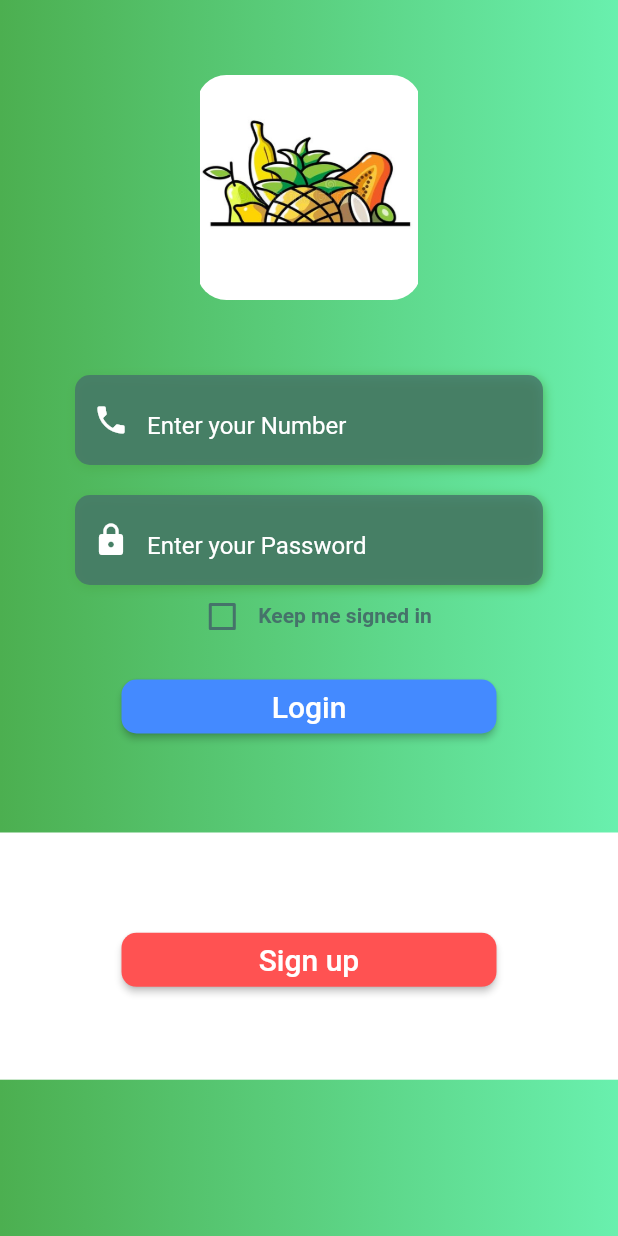
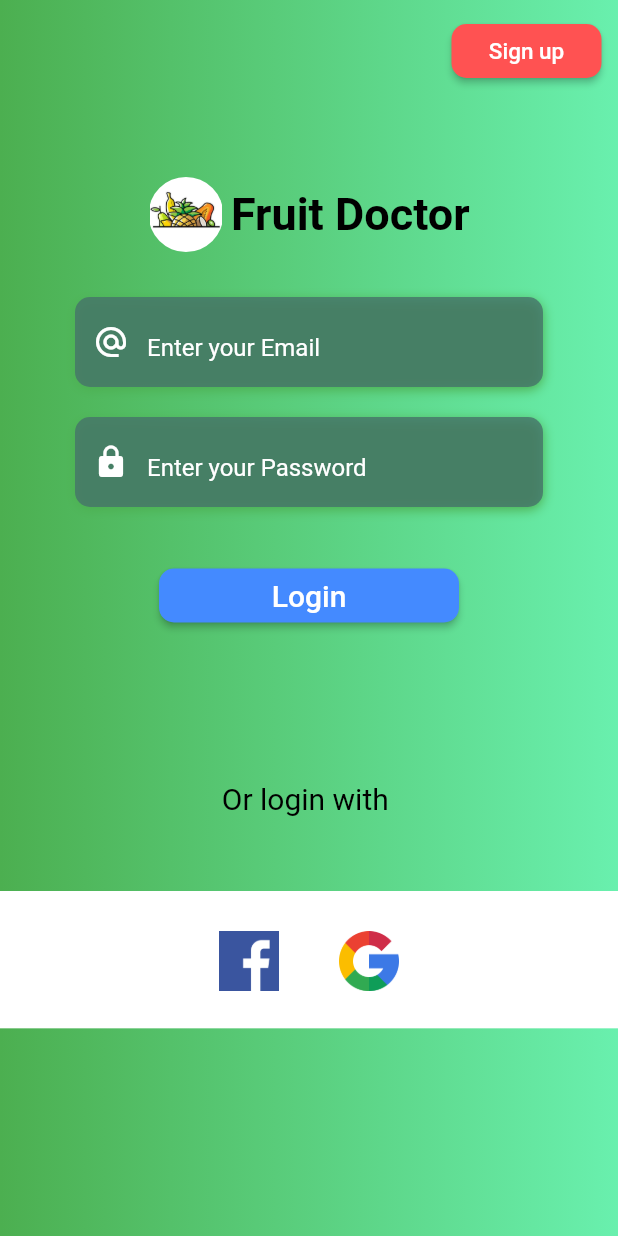
Before and after one commit to IAMOSAMA111/fruit_doctor, a Flutter app: the screen it shows after launch, on a phone screen of 412 x 824 dp. Run offline on Flutter 3.47's test engine with Material 2 defaults, Android fonts, the phone set to English and light mode, and no system bars; Roboto replaces fonts that are missing (CM Sans Serif).

Commit message:
Login UI

```diff
--- a/lib/login.dart
+++ b/lib/login.dart
@@ -30,24 +30,52 @@ class _LoginState extends State<Login> {
 
           child: Column(
             children: [
+              Padding(
+                padding: EdgeInsets.fromLTRB(290, 10, 0, 0),
+                child: ButtonTheme(
+                  buttonColor: Colors.redAccent,
+                  minWidth: 100,
+                  child: RaisedButton(
+
+                    shape:RoundedRectangleBorder(
+
+                        borderRadius: BorderRadius.circular(10)
+                    ),
+                    onPressed: (){},
+                    child: Text('Sign up', style: TextStyle(color: Colors.white
+                        , fontSize: 15),),
+                  ),
+                )
+
+              ),
               SizedBox(
-                height: 50,
+                height: 60,
               ),
-              Flexible(
-                flex: 2,
-                  child: Container(
-                    child:ClipRRect(
-                      borderRadius: BorderRadius.circular(20),
-                      child: Image(
-                        height: 150,
-                        width: 150,
-                        image: AssetImage('assets/images/fruits.jpg'),
+
+              Container(
+                    child:Center(
+                      child: Row(
+                        mainAxisAlignment: MainAxisAlignment.center,
+                        children: [
+                          ClipRRect(
+                            borderRadius: BorderRadius.circular(30),
+                            child: Image(
+                              height: 50,
+                              width: 50,
+                              image: AssetImage('assets/images/fruits.jpg'),
+                            ),
+                          ),
+                          SizedBox(width: 5,),
+                          Text("Fruit Doctor",
+                            style: TextStyle(fontSize: 30, fontWeight: FontWeight.bold,
+                            fontFamily:'', color: Colors.black
+                          ),)
+                        ],
                       ),
                     ) ,
-                  )
               ),
               SizedBox(
-                height: 50,
+                height: 30,
               ),
               Column(
                     mainAxisAlignment: MainAxisAlignment.center,
@@ -59,7 +87,7 @@ class _LoginState extends State<Login> {
                         height: 60.0,
                         width:MediaQuery.of(context).size.width - 100 ,
                         child: TextField(
-                          keyboardType: TextInputType.number,
+                          keyboardType: TextInputType.emailAddress,
                           onChanged: (value) {
                             this._phone = value;
                           },
@@ -71,10 +99,10 @@ class _LoginState extends State<Login> {
                             border: InputBorder.none,
                             contentPadding: EdgeInsets.only(top: 18.0),
                             prefixIcon: Icon(
-                              Icons.phone,
+                              Icons.alternate_email,
                               color: Colors.white,
                             ),
-                            hintText: 'Enter your Number',
+                            hintText: 'Enter your Email',
                             hintStyle: zLoginHintTextStyle,
                           ),
                         ),
@@ -117,40 +145,7 @@ class _LoginState extends State<Login> {
                       SizedBox(
                         height: 10,
                       ),
-                      Container(
-                        height: 22.0,
-                        child: Row(
-                          mainAxisAlignment: MainAxisAlignment.center,
-                          crossAxisAlignment: CrossAxisAlignment.start,
-                          children: <Widget>[
-                            Theme(
-                              data: ThemeData(unselectedWidgetColor: kTealColor),
-                              child: Checkbox(
-                                value: _rememberMe,
-                                checkColor: kTealColor,
-                                activeColor: kScaffoldBackgroundColor,
-                                onChanged: (value) {
-                                  setState(() {
-                                    _rememberMe = value;
-                                  });
-                                },
-                              ),
-                            ),
-                            SizedBox(
-                              height: 10,
-                            ),
 
-                            Padding(
-                              padding: const EdgeInsets.only(top: 2.5),
-                              child: Text(
-                                'Keep me signed in',
-                                style: zLoginLabelStyle.copyWith(color: kTealColor),
-                              ),
-                            ),
-
-                          ],
-                        ),
-                      ),
                       SizedBox(
                         height: 20,
                       ),
@@ -160,7 +155,7 @@ class _LoginState extends State<Login> {
                           children: [
                                 ButtonTheme(
                                   buttonColor: Colors.blueAccent,
-                                  minWidth: 250,
+                                  minWidth: 200,
                                   child: RaisedButton(
 
                                     shape:RoundedRectangleBorder(
@@ -171,42 +166,52 @@ class _LoginState extends State<Login> {
                                     child: Text('Login', style: TextStyle(color: Colors.white
                                     , fontSize: 20),),
                                   ),
-                                )
+                                ),
+
                           ],
                         ),
 
                       ),
 
                       SizedBox(
-                        height: 60,
+                        height: 100,
                       ),
 
                         ],
                       ),
 
+                      Text("Or login with ", style: TextStyle(fontSize: 20, color: Colors.black),),
+
+                      SizedBox(
+                        height: 50,
+                      ),
 
                       Container(
-                        height:MediaQuery.of(context).size.height/5 ,
+                        height:MediaQuery.of(context).size.height/9 ,
                         alignment: Alignment.center,
                         color: Colors.white,
-                        child: Padding(padding: const EdgeInsets.only(top: 5),
-                          child: Row(
+                        child: Padding(padding: const EdgeInsets.only(top: 2),
+                          child: Column(
                             mainAxisAlignment: MainAxisAlignment.center,
                             children: [
-                              ButtonTheme(
-                                buttonColor: Colors.redAccent,
-                                minWidth: 250,
-                                child: RaisedButton(
+                              Row(
+                                mainAxisAlignment: MainAxisAlignment.center,
+                                children: [
+                                  GestureDetector(
+                                    child:Image( height: 40,
+                                        image: AssetImage('assets/images/facebookicon.png')
+                                    ),
+                                  ),
 
-                                  shape:RoundedRectangleBorder(
+                                  SizedBox(width: 40,),
+                                  GestureDetector(
 
-                                      borderRadius: BorderRadius.circular(10)
-                                  ),
-                                  onPressed: (){},
-                                  child: Text('Sign up', style: TextStyle(color: Colors.white
-                                      , fontSize: 20),),
-                                ),
-                              )
+                                    child: Image( height: 40,
+                                        image: AssetImage('assets/images/googleicon.png')
+                                    ),
+                                  )
+                                ],
+                              ),
                             ],
                           ),
 
```
Also changed, not shown: pubspec.yaml (+7 -7 lines), assets/fonts/AquireBold.otf (added), assets/fonts/Logo.ttf (added), assets/fonts/Painter.ttf (added), assets/images/facebookicon.png (added), assets/images/googleicon.png (added).
